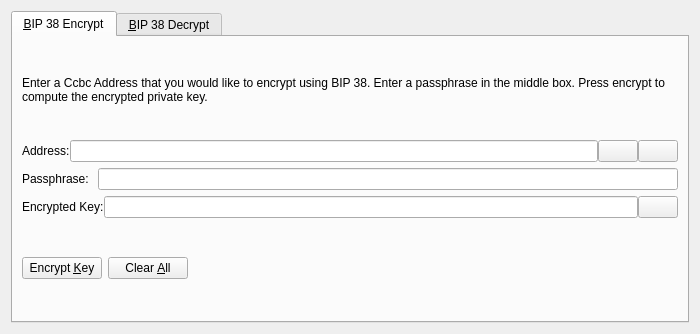
Above: src/qt/forms/bip38tooldialog.ui from CryptoCashBack-Hub/CCBC before the change. Below: the same form after it.
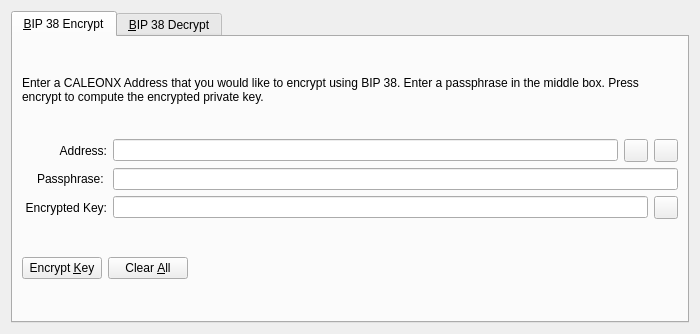
That is the form after the change. The open tabs and pages were chosen to show the change. Icons and pictures are not drawn. Custom widgets are drawn as their Qt base class.

```diff
--- a/src/qt/forms/bip38tooldialog.ui
+++ b/src/qt/forms/bip38tooldialog.ui
@@ -30,7 +30,7 @@
        <item>
         <widget class="QLabel" name="infoLabel_ENC">
          <property name="text">
-          <string>Enter a Ccbc Address that you would like to encrypt using BIP 38. Enter a passphrase in the middle box. Press encrypt to compute the encrypted private key.</string>
+          <string>Enter a CALEONX Address that you would like to encrypt using BIP 38. Enter a passphrase in the middle box. Press encrypt to compute the encrypted private key.</string>
          </property>
          <property name="textFormat">
           <enum>Qt::PlainText</enum>
@@ -42,11 +42,17 @@
        </item>
        <item>
         <layout class="QHBoxLayout" name="horizontalLayout_1_ENC">
-         <property name="spacing">
-          <number>0</number>
-         </property>
          <item>
           <widget class="QLabel" name="label_5">
+           <property name="alignment">
+            <set>Qt::AlignRight|Qt::AlignTrailing|Qt::AlignVCenter</set>
+           </property>
+           <property name="minimumSize">
+            <size>
+             <width>85</width>
+             <height>0</height>
+            </size>
+           </property>
            <property name="text">
             <string>Address:</string>
            </property>
@@ -60,7 +66,7 @@
           </widget>
          </item>
          <item>
-          <widget class="QPushButton" name="addressBookButton_ENC">
+          <widget class="QToolButton" name="addressBookButton_ENC">
            <property name="toolTip">
             <string>Choose previously used address</string>
            </property>
@@ -74,13 +80,10 @@
            <property name="shortcut">
             <string>Alt+A</string>
            </property>
-           <property name="autoDefault">
-            <bool>false</bool>
-           </property>
           </widget>
          </item>
          <item>
-          <widget class="QPushButton" name="pasteButton_ENC">
+          <widget class="QToolButton" name="pasteButton_ENC">
            <property name="toolTip">
             <string>Paste address from clipboard</string>
            </property>
@@ -94,9 +97,6 @@
            <property name="shortcut">
             <string>Alt+P</string>
            </property>
-           <property name="autoDefault">
-            <bool>false</bool>
-           </property>
           </widget>
          </item>
         </layout>
@@ -105,6 +105,15 @@
         <layout class="QHBoxLayout" name="horizontalLayout_5">
          <item>
           <widget class="QLabel" name="label_6">
+           <property name="alignment">
+            <set>Qt::AlignRight|Qt::AlignTrailing|Qt::AlignVCenter</set>
+           </property>
+           <property name="minimumSize">
+            <size>
+             <width>85</width>
+             <height>0</height>
+            </size>
+           </property>
            <property name="text">
             <string>Passphrase: </string>
            </property>
@@ -121,11 +130,17 @@
        </item>
        <item>
         <layout class="QHBoxLayout" name="horizontalLayout_2_ENC">
-         <property name="spacing">
-          <number>0</number>
-         </property>
          <item>
           <widget class="QLabel" name="encryptedKeyLabel_ENC">
+           <property name="alignment">
+            <set>Qt::AlignRight|Qt::AlignTrailing|Qt::AlignVCenter</set>
+           </property>
+           <property name="minimumSize">
+            <size>
+             <width>85</width>
+             <height>0</height>
+            </size>
+           </property>
            <property name="text">
             <string>Encrypted Key:</string>
            </property>
@@ -147,7 +162,7 @@
           </widget>
          </item>
          <item>
-          <widget class="QPushButton" name="copyKeyButton_ENC">
+          <widget class="QToolButton" name="copyKeyButton_ENC">
            <property name="toolTip">
             <string>Copy the current signature to the system clipboard</string>
            </property>
@@ -158,9 +173,6 @@
             <iconset resource="../ccbc.qrc">
              <normaloff>:/icons/editcopy</normaloff>:/icons/editcopy</iconset>
            </property>
-           <property name="autoDefault">
-            <bool>false</bool>
-           </property>
           </widget>
          </item>
         </layout>
```
Left out of the diff: 66 changed lines with no effect on the pictures.
